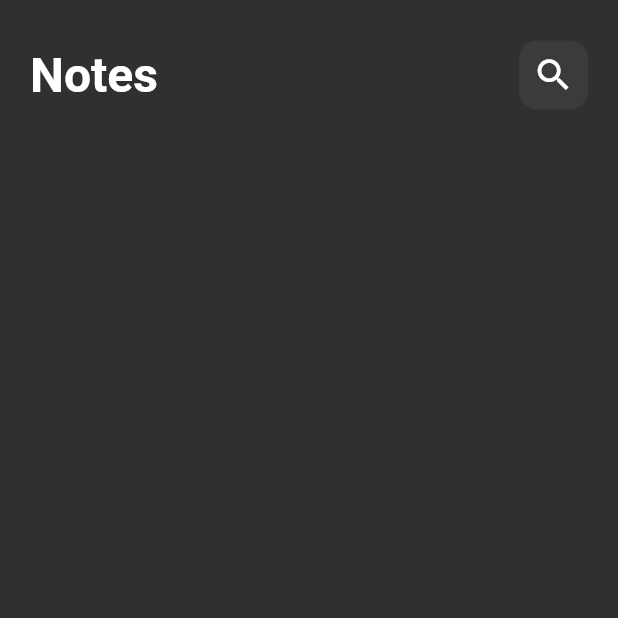
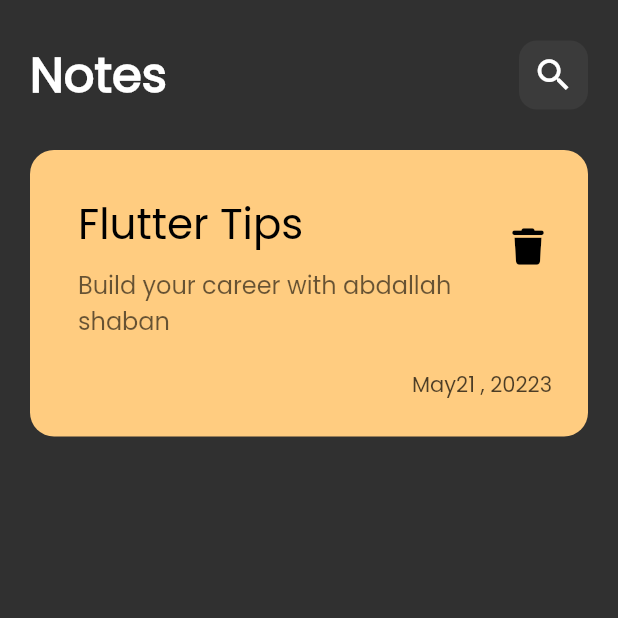
Before and after one commit to abdallahshaba/note-app100, a Flutter app: the screen it shows after launch, on a phone screen of 412 x 824 dp, the top half of it. Run offline on Flutter 3.47's test engine with Material 2 defaults, Android fonts, the phone set to English and light mode, and no system bars; our stand-ins replace font_awesome_flutter.

Commit message:
create card item

```diff
--- a/lib/main.dart
+++ b/lib/main.dart
@@ -6,14 +6,14 @@ void main() {
 }
 class NotesApp extends StatelessWidget {
   const NotesApp({super.key});
-
   @override
   Widget build(BuildContext context) {
     return MaterialApp
     (
       debugShowCheckedModeBanner: false,
       theme: ThemeData(
-        brightness: Brightness.dark
+        brightness: Brightness.dark ,
+        fontFamily: 'Poppins'
       ),
       home: const HomePage(),
     );
--- /dev/null
+++ b/lib/widgets/card_items.dart
@@ -0,0 +1,44 @@
+import 'package:flutter/material.dart';
+import 'package:font_awesome_flutter/font_awesome_flutter.dart';
+
+class CardItem extends StatelessWidget {
+  const CardItem({super.key});
+
+  @override
+  Widget build(BuildContext context) {
+    return Container(
+      padding: const EdgeInsets.only(top: 24 , bottom: 24 , left: 16 ),
+      decoration: BoxDecoration(
+        color: const Color(0xffFFCC80),
+        borderRadius: BorderRadius.circular(16),
+      ),
+      child: Column(
+        crossAxisAlignment: CrossAxisAlignment.end,
+        children: [
+          ListTile(
+            title: const Text('Flutter Tips' ,
+            style: TextStyle(fontSize: 28, color: Colors.black),
+            ),
+            subtitle: Padding(
+              padding: const EdgeInsets.only(top: 8 , bottom: 16),
+              child: Text("Build your career with abdallah shaban",
+              style: TextStyle(fontSize: 16 , color: Colors.black.withOpacity(0.6)),
+              ),
+            ) ,
+            trailing: IconButton(
+              onPressed: (){},
+               icon: const Icon(FontAwesomeIcons.trash , color: Colors.black,)
+               ),
+          ),
+          Padding(
+            padding: const EdgeInsets.only(right: 24),
+            child: Text('May21 , 20223' , style: TextStyle(
+              fontSize: 14 ,
+             color: Colors.black.withOpacity(0.7)
+            ),),
+          )
+        ],
+      ),
+    );
+  }
+}
--- a/lib/widgets/home_body.dart
+++ b/lib/widgets/home_body.dart
@@ -1,5 +1,5 @@
 import 'package:flutter/material.dart';
-
+import 'card_items.dart';
 import 'custom_appBar.dart';
 
 class HomeBody extends StatelessWidget {
@@ -11,7 +11,8 @@ class HomeBody extends StatelessWidget {
       padding: EdgeInsets.symmetric(horizontal: 20),
       child:  Column(
         children: [
-          CustomAppBar()
+          CustomAppBar(),
+          CardItem()
         ],
       ),
     );
```
Also changed, not shown: pubspec.yaml (+10 -23 lines), fonts/Poppins-Regular.ttf (added), pubspec.lock.
